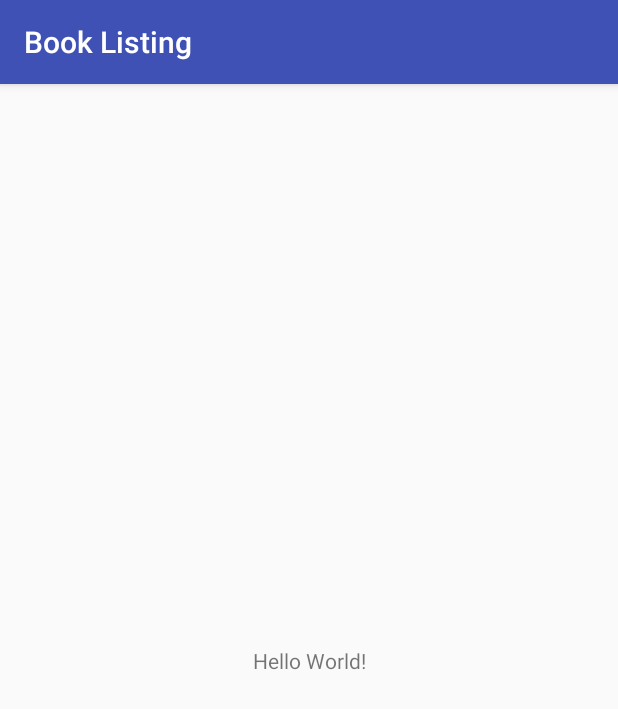
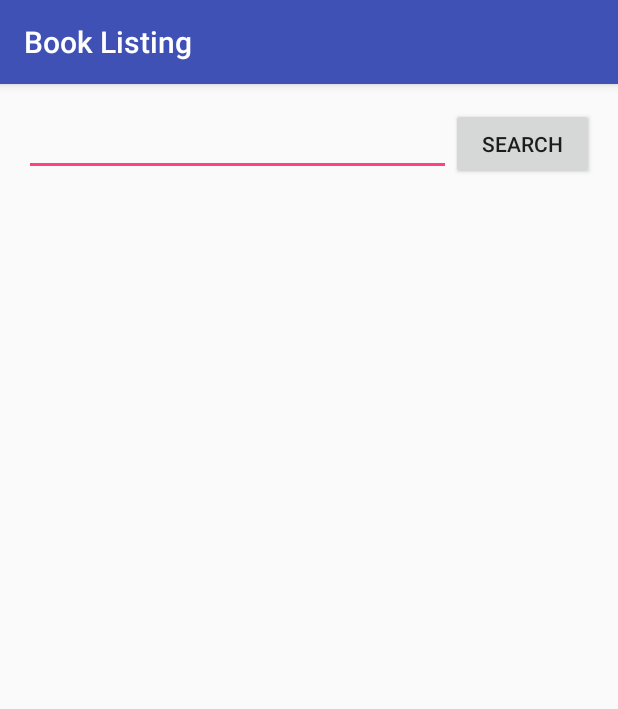
Before and after one commit to anasonline/BookListing, an Android app: the screen it shows after launch (MainActivity), on a phone screen of 412 x 824 dp. Shown: the top 709 px of the screen. Run offline under Robolectric (Android 15) with nearby library versions, the phone set to English and light mode, and no system bars.

Commit message:
Add XML layouts for main_activity and book_list_item

```diff
--- a/app/src/main/res/layout/activity_main.xml
+++ b/app/src/main/res/layout/activity_main.xml
@@ -1,18 +1,62 @@
-<?xml version="1.0" encoding="utf-8"?>
-<android.support.constraint.ConstraintLayout xmlns:android="http://schemas.android.com/apk/res/android"
-    xmlns:app="http://schemas.android.com/apk/res-auto"
-    xmlns:tools="http://schemas.android.com/tools"
+<?xml version="1.0" encoding="utf-8"?><!-- Copyright (C) 2016 The Android Open Source Project
+
+     Licensed under the Apache License, Version 2.0 (the "License");
+     you may not use this file except in compliance with the License.
+     You may obtain a copy of the License at
+
+          http://www.apache.org/licenses/LICENSE-2.0
+
+     Unless required by applicable law or agreed to in writing, software
+     distributed under the License is distributed on an "AS IS" BASIS,
+     WITHOUT WARRANTIES OR CONDITIONS OF ANY KIND, either express or implied.
+     See the License for the specific language governing permissions and
+     limitations under the License.
+--><!-- Layout for a list of earthquakes -->
+<LinearLayout xmlns:android="http://schemas.android.com/apk/res/android"
     android:layout_width="match_parent"
     android:layout_height="match_parent"
-    tools:context="com.example.android.booklisting.MainActivity">
+    android:orientation="vertical">
 
+    <LinearLayout
+        android:layout_width="match_parent"
+        android:layout_height="wrap_content"
+        android:layout_margin="16dp"
+        android:orientation="horizontal">
+
+        <EditText
+            android:layout_width="0dp"
+            android:layout_height="wrap_content"
+            android:layout_weight="3" />
+
+        <Button
+            android:layout_width="0dp"
+            android:layout_height="wrap_content"
+            android:layout_weight="1"
+            android:text="Search" />
+    </LinearLayout>
+
+    <ListView
+        android:id="@+id/list"
+        android:layout_width="match_parent"
+        android:layout_height="match_parent"
+        android:divider="@null"
+        android:dividerHeight="0dp"
+        android:orientation="vertical" />
+
+    <!-- Empty view is only visible when the list has no items. -->
     <TextView
+        android:id="@+id/empty_view"
         android:layout_width="wrap_content"
         android:layout_height="wrap_content"
-        android:text="Hello World!"
-        app:layout_constraintBottom_toBottomOf="parent"
-        app:layout_constraintLeft_toLeftOf="parent"
-        app:layout_constraintRight_toRightOf="parent"
-        app:layout_constraintTop_toTopOf="parent" />
+        android:layout_centerInParent="true"
+        android:textAppearance="?android:textAppearanceMedium" />
 
-</android.support.constraint.ConstraintLayout>
+    <!-- Loading indicator is only shown before the first load -->
+    <ProgressBar
+        android:id="@+id/loading_indicator"
+        style="@style/Widget.AppCompat.ProgressBar"
+        android:layout_width="wrap_content"
+        android:layout_height="wrap_content"
+        android:layout_centerInParent="true" />
+
+</LinearLayout>
--- /dev/null
+++ b/app/src/main/res/layout/book_list_item.xml
@@ -0,0 +1,24 @@
+<?xml version="1.0" encoding="utf-8"?>
+<LinearLayout xmlns:android="http://schemas.android.com/apk/res/android"
+    xmlns:tools="http://schemas.android.com/tools"
+    android:layout_width="match_parent"
+    android:layout_height="match_parent"
+    android:orientation="vertical"
+    android:padding="16dp">
+
+    <TextView
+        android:id="@+id/title"
+        android:layout_width="match_parent"
+        android:layout_height="wrap_content"
+        android:layout_marginTop="32dp"
+        android:textColor="@android:color/black"
+        android:textSize="18sp"
+        android:textStyle="bold"
+        tools:text="Android for Beginners" />
+
+    <TextView
+        android:id="@+id/author"
+        android:layout_width="match_parent"
+        android:layout_height="wrap_content"
+        tools:text="Andy Rubin" />
+</LinearLayout>
```
